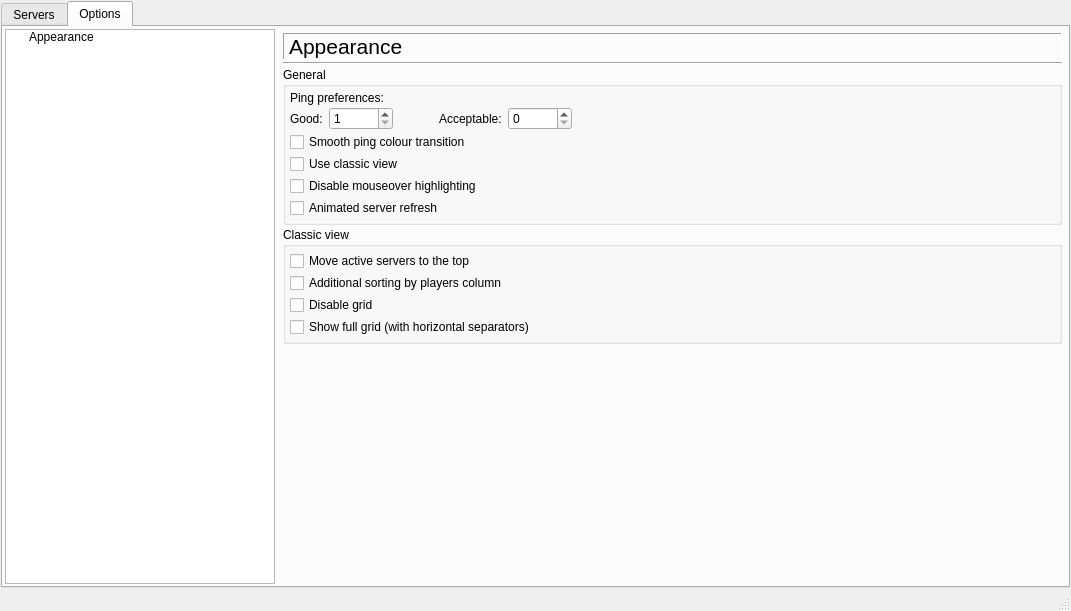
Before: the Qt Designer form mainwindow.ui in jewalky/IDS, drawn with Qt 5.
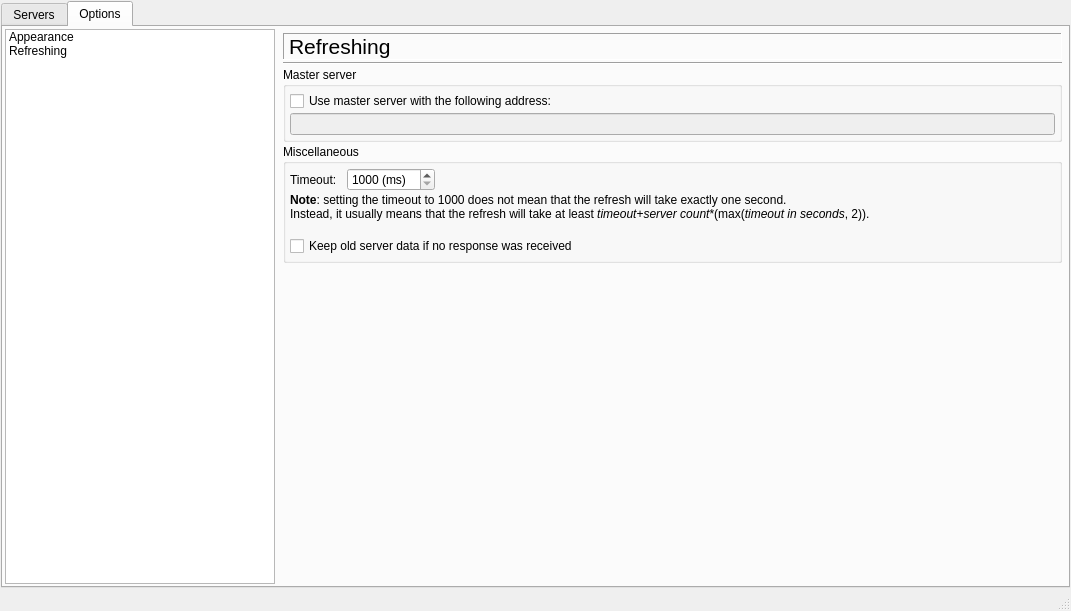
After: the same form once the commit is applied. The open tabs and pages were chosen to show the change. Icons and pictures are not drawn. Custom widgets are drawn as their Qt base class.

Commit message: Fixed BotCount/SpectatorCount.  Added team refreshing.  Implemented minimal players tooltip (no players yet tho).

Diff of the .ui file:
```diff
--- a/mainwindow.ui
+++ b/mainwindow.ui
@@ -328,7 +328,7 @@
          <number>2</number>
         </property>
         <item>
-         <widget class="QTreeWidget" name="optionsTree">
+         <widget class="QListWidget" name="optionsTree">
           <property name="minimumSize">
            <size>
             <width>270</width>
@@ -342,27 +342,21 @@
            </size>
           </property>
           <property name="alternatingRowColors">
-           <bool>true</bool>
-          </property>
-          <property name="itemsExpandable">
            <bool>false</bool>
           </property>
-          <property name="headerHidden">
-           <bool>true</bool>
+          <property name="selectionBehavior">
+           <enum>QAbstractItemView::SelectRows</enum>
           </property>
-          <property name="expandsOnDoubleClick">
-           <bool>false</bool>
-          </property>
-          <column>
-           <property name="text">
-            <string>1</string>
-           </property>
-          </column>
           <item>
            <property name="text">
             <string>Appearance</string>
            </property>
           </item>
+          <item>
+           <property name="text">
+            <string>Refreshing</string>
+           </property>
+          </item>
          </widget>
         </item>
         <item>
@@ -611,6 +605,213 @@
             </item>
            </layout>
           </widget>
+          <widget class="QWidget" name="optionsRefreshing">
+           <layout class="QVBoxLayout" name="verticalLayout_8">
+            <property name="spacing">
+             <number>2</number>
+            </property>
+            <property name="leftMargin">
+             <number>4</number>
+            </property>
+            <property name="topMargin">
+             <number>4</number>
+            </property>
+            <property name="rightMargin">
+             <number>4</number>
+            </property>
+            <property name="bottomMargin">
+             <number>4</number>
+            </property>
+            <item>
+             <widget class="QLabel" name="label_5">
+              <property name="font">
+               <font>
+                <pointsize>16</pointsize>
+               </font>
+              </property>
+              <property name="frameShape">
+               <enum>QFrame::Panel</enum>
+              </property>
+              <property name="frameShadow">
+               <enum>QFrame::Sunken</enum>
+              </property>
+              <property name="text">
+               <string>Refreshing</string>
+              </property>
+              <property name="margin">
+               <number>6</number>
+              </property>
+             </widget>
+            </item>
+            <item>
+             <widget class="Line" name="line_3">
+              <property name="orientation">
+               <enum>Qt::Horizontal</enum>
+              </property>
+             </widget>
+            </item>
+            <item>
+             <widget class="QGroupBox" name="groupBox_3">
+              <property name="title">
+               <string>Master server</string>
+              </property>
+              <layout class="QVBoxLayout" name="verticalLayout_6">
+               <property name="spacing">
+                <number>2</number>
+               </property>
+               <property name="leftMargin">
+                <number>4</number>
+               </property>
+               <property name="topMargin">
+                <number>4</number>
+               </property>
+               <property name="rightMargin">
+                <number>4</number>
+               </property>
+               <property name="bottomMargin">
+                <number>4</number>
+               </property>
+               <item>
+                <widget class="QCheckBox" name="optionsRefreshing_useMaster">
+                 <property name="text">
+                  <string>Use master server with the following address:</string>
+                 </property>
+                </widget>
+               </item>
+               <item>
+                <widget class="QLineEdit" name="optionsRefreshing_masterAddress">
+                 <property name="enabled">
+                  <bool>false</bool>
+                 </property>
+                </widget>
+               </item>
+              </layout>
+             </widget>
+            </item>
+            <item>
+             <widget class="QGroupBox" name="groupBox_4">
+              <property name="title">
+               <string>Miscellaneous</string>
+              </property>
+              <layout class="QVBoxLayout" name="verticalLayout_7">
+               <property name="spacing">
+                <number>2</number>
+               </property>
+               <property name="leftMargin">
+                <number>4</number>
+               </property>
+               <property name="topMargin">
+                <number>4</number>
+               </property>
+               <property name="rightMargin">
+                <number>4</number>
+               </property>
+               <property name="bottomMargin">
+                <number>4</number>
+               </property>
+               <item>
+                <layout class="QHBoxLayout" name="horizontalLayout_5">
+                 <property name="spacing">
+                  <number>10</number>
+                 </property>
+                 <item>
+                  <widget class="QLabel" name="label_6">
+                   <property name="text">
+                    <string>Timeout:</string>
+                   </property>
+                  </widget>
+                 </item>
+                 <item>
+                  <widget class="QSpinBox" name="optionsRefreshing_timeout">
+                   <property name="minimumSize">
+                    <size>
+                     <width>64</width>
+                     <height>0</height>
+                    </size>
+                   </property>
+                   <property name="baseSize">
+                    <size>
+                     <width>0</width>
+                     <height>0</height>
+                    </size>
+                   </property>
+                   <property name="suffix">
+                    <string> (ms)</string>
+                   </property>
+                   <property name="minimum">
+                    <number>1000</number>
+                   </property>
+                   <property name="maximum">
+                    <number>10000</number>
+                   </property>
+                   <property name="singleStep">
+                    <number>100</number>
+                   </property>
+                  </widget>
+                 </item>
+                 <item>
+                  <spacer name="horizontalSpacer_4">
+                   <property name="orientation">
+                    <enum>Qt::Horizontal</enum>
+                   </property>
+                   <property name="sizeHint" stdset="0">
+                    <size>
+                     <width>40</width>
+                     <height>20</height>
+                    </size>
+                   </property>
+                  </spacer>
+                 </item>
+                </layout>
+               </item>
+               <item>
+                <widget class="QLabel" name="label_7">
+                 <property name="text">
+                  <string>&lt;html&gt;&lt;head/&gt;&lt;body&gt;&lt;p&gt;&lt;span style=&quot; font-weight:600;&quot;&gt;Note&lt;/span&gt;: setting the timeout to 1000 does not mean that the refresh will take exactly one second.&lt;br/&gt;Instead, it usually means that the refresh will take at least &lt;span style=&quot; font-style:italic;&quot;&gt;timeout&lt;/span&gt;+&lt;span style=&quot; font-style:italic;&quot;&gt;server count&lt;/span&gt;*(max(&lt;span style=&quot; font-style:italic;&quot;&gt;timeout in seconds&lt;/span&gt;, 2)).&lt;/p&gt;&lt;/body&gt;&lt;/html&gt;</string>
+                 </property>
+                </widget>
+               </item>
+               <item>
+                <spacer name="verticalSpacer_3">
+                 <property name="orientation">
+                  <enum>Qt::Vertical</enum>
+                 </property>
+                 <property name="sizeType">
+                  <enum>QSizePolicy::Fixed</enum>
+                 </property>
+                 <property name="sizeHint" stdset="0">
+                  <size>
+                   <width>20</width>
+                   <height>13</height>
+                  </size>
+                 </property>
+                </spacer>
+               </item>
+               <item>
+                <widget class="QCheckBox" name="optionsRefreshing_keepOldData">
+                 <property name="text">
+                  <string>Keep old server data if no response was received</string>
+                 </property>
+                </widget>
+               </item>
+              </layout>
+             </widget>
+            </item>
+            <item>
+             <spacer name="verticalSpacer_2">
+              <property name="orientation">
+               <enum>Qt::Vertical</enum>
+              </property>
+              <property name="sizeHint" stdset="0">
+               <size>
+                <width>20</width>
+                <height>307</height>
+               </size>
+              </property>
+             </spacer>
+            </item>
+           </layout>
+          </widget>
          </widget>
         </item>
        </layout>
```
Left out of the diff: 18 changed lines with no effect on the pictures. The commit also changes 11 other files.
